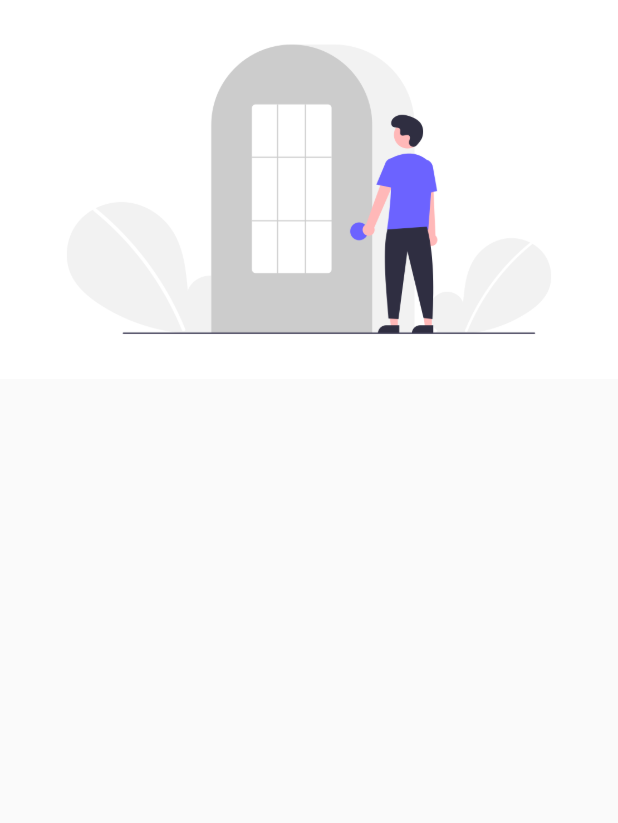
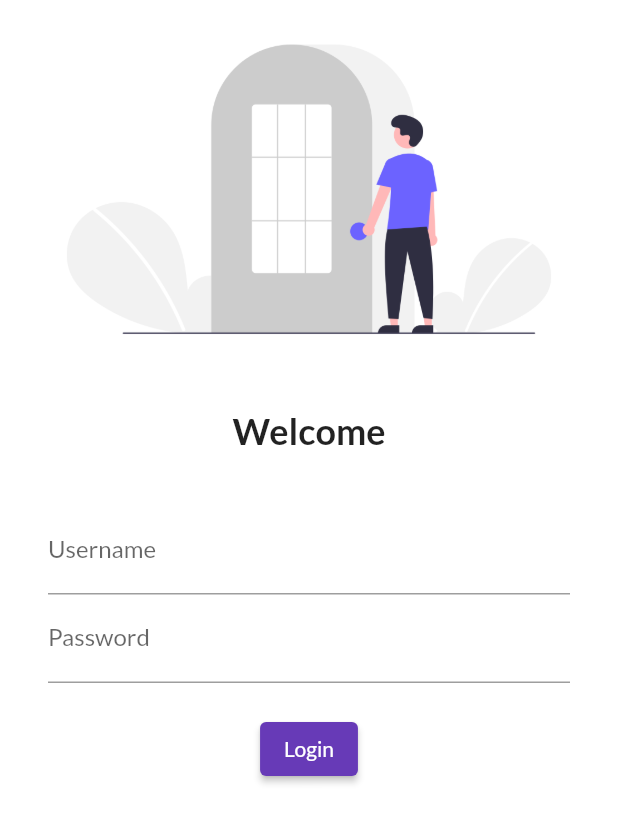
Before and after one commit to metaspook/30DaysOfFlutter, a Flutter app: the screen it shows after launch, on a phone screen of 412 x 824 dp. Shown: the top 823 px of the screen. Run offline on Flutter 3.47's test engine with Material 2 defaults, Android fonts, the phone set to English and light mode, and no system bars; our stand-ins replace google_fonts.

Commit message:
Day-4 completed

```diff
--- a/lib/main.dart
+++ b/lib/main.dart
@@ -2,6 +2,7 @@ import 'package:flutter/material.dart';
 import 'package:flutter_catalog/pages/homepage.dart';
 import 'package:flutter_catalog/pages/login_page.dart';
 //import 'pages/homepage.dart';
+import 'package:google_fonts/google_fonts.dart';
 
 void main() {
   runApp(MyApp());
@@ -13,7 +14,10 @@ class MyApp extends StatelessWidget {
     return MaterialApp(
       //home: HomePage(),
       themeMode: ThemeMode.light,
-      theme: ThemeData(primarySwatch: Colors.deepPurple),
+      theme: ThemeData(
+        primarySwatch: Colors.deepPurple,
+        fontFamily: GoogleFonts.lato().fontFamily,
+      ),
       darkTheme: ThemeData(
         brightness: Brightness.dark,
       ),
--- a/lib/pages/login_page.dart
+++ b/lib/pages/login_page.dart
@@ -4,10 +4,56 @@ class LoginPage extends StatelessWidget {
   @override
   Widget build(BuildContext context) {
     return Material(
+        color: Colors.white,
         child: Column(
-      children: [
-        Image.asset("assets/images/login_image.png"),
-      ],
-    ));
+          children: [
+            Image.asset(
+              "assets/images/login_image.png",
+              fit: BoxFit.cover,
+            ),
+            SizedBox(
+              height: 20.0,
+            ),
+            Text(
+              'Welcome',
+              style: TextStyle(
+                fontSize: 24,
+                fontWeight: FontWeight.bold,
+              ),
+            ),
+            SizedBox(
+              height: 20.0,
+            ),
+            Padding(
+              padding:
+                  const EdgeInsets.symmetric(vertical: 16.0, horizontal: 32.0),
+              child: Column(
+                children: [
+                  TextFormField(
+                    decoration: InputDecoration(
+                      hintText: 'Enter Username',
+                      labelText: 'Username',
+                    ),
+                  ),
+                  TextFormField(
+                    obscureText: true,
+                    decoration: InputDecoration(
+                      hintText: 'Enter Password',
+                      labelText: 'Password',
+                    ),
+                  ),
+                  SizedBox(
+                    height: 20.0,
+                  ),
+                  ElevatedButton(
+                    onPressed: () => print('Hi Metaspook'),
+                    child: Text('Login'),
+                    // style: TextButton.styleFrom(),
+                  ),
+                ],
+              ),
+            ),
+          ],
+        ));
   }
 }
--- a/pubspec.yaml
+++ b/pubspec.yaml
@@ -34,6 +34,7 @@ dependencies:
   # The following adds the Cupertino Icons font to your application.
   # Use with the CupertinoIcons class for iOS style icons.
   cupertino_icons: ^1.0.2
+  google_fonts: ^2.1.0
 
 dev_dependencies:
   flutter_test:
```
Also changed, not shown: pubspec.lock.
